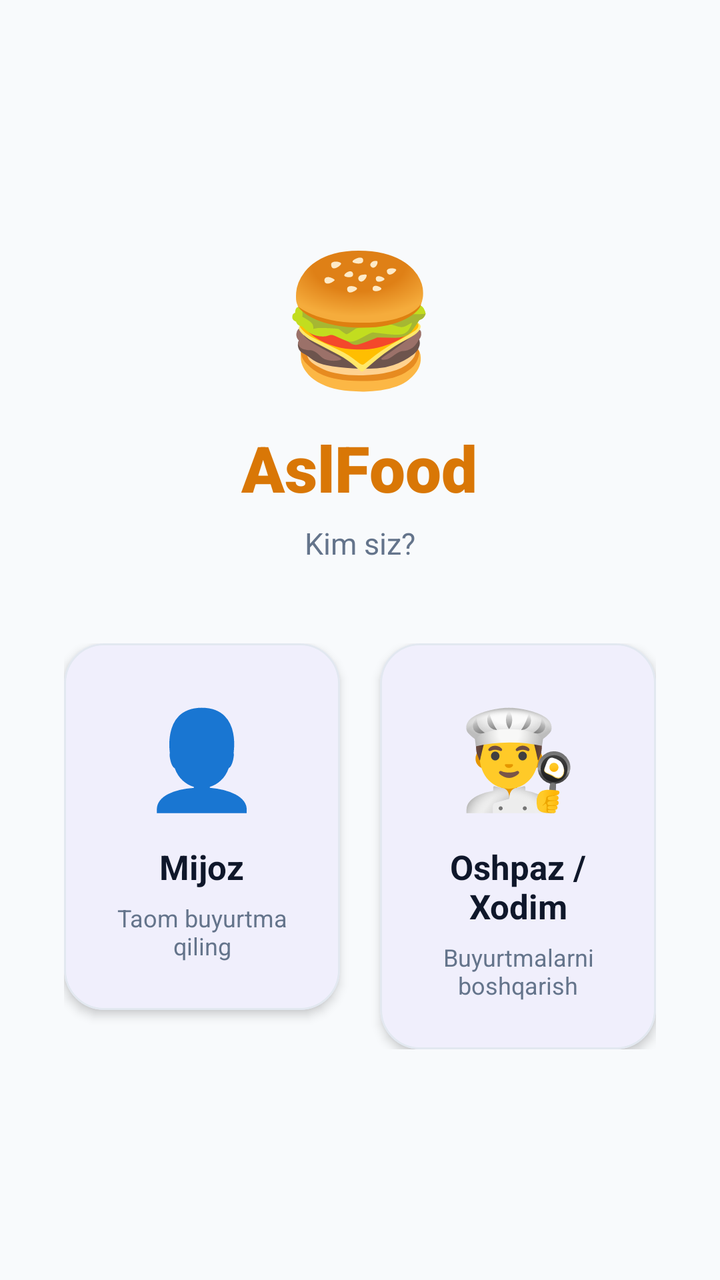
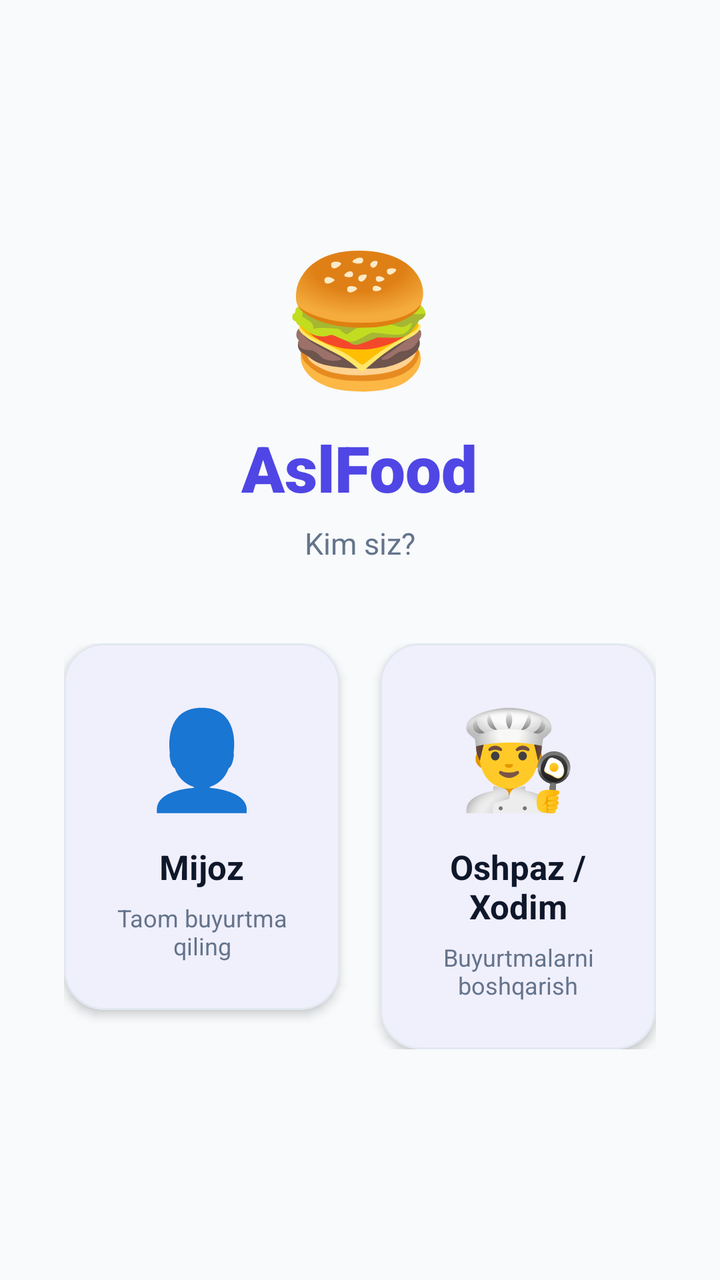

Compare the two renders of this Android layout. The source of the first and the diff that turns it into the second are given below.
<!-- AndroidManifest.xml: application theme Theme.AslFood -->
<!-- res/layout/activity_role_select.xml -->
<?xml version="1.0" encoding="utf-8"?>
<ScrollView xmlns:android="http://schemas.android.com/apk/res/android"
    xmlns:app="http://schemas.android.com/apk/res-auto"
    android:layout_width="match_parent"
    android:layout_height="match_parent"
    android:background="@color/bg_body"
    android:fillViewport="true">

    <LinearLayout
        android:layout_width="match_parent"
        android:layout_height="wrap_content"
        android:gravity="center"
        android:orientation="vertical"
        android:paddingHorizontal="32dp"
        android:paddingVertical="48dp">

        
        <TextView
            android:layout_width="wrap_content"
            android:layout_height="wrap_content"
            android:text="🍔"
            android:textSize="64sp" />

        <TextView
            android:layout_width="wrap_content"
            android:layout_height="wrap_content"
            android:layout_marginTop="12dp"
            android:fontFamily="sans-serif-black"
            android:text="@string/app_name"
            android:textColor="@color/amber_600"
            android:textSize="32sp" />

        <TextView
            android:layout_width="wrap_content"
            android:layout_height="wrap_content"
            android:layout_marginTop="6dp"
            android:gravity="center"
            android:text="@string/login_subtitle"
            android:textColor="@color/text_muted"
            android:textSize="15sp" />

        
        <LinearLayout
            android:layout_width="match_parent"
            android:layout_height="wrap_content"
            android:layout_marginTop="40dp"
            android:orientation="horizontal">

            
            <com.google.android.material.card.MaterialCardView
                android:id="@+id/cardCustomer"
                android:layout_width="0dp"
                android:layout_height="wrap_content"
                android:layout_weight="1"
                android:layout_marginEnd="10dp"
                android:clickable="true"
                android:focusable="true"
                app:cardBackgroundColor="@color/white"
                app:cardCornerRadius="20dp"
                app:cardElevation="3dp"
                app:strokeColor="@color/border_card"
                app:strokeWidth="1dp">

                <LinearLayout
                    android:layout_width="match_parent"
                    android:layout_height="wrap_content"
                    android:gravity="center"
                    android:orientation="vertical"
                    android:padding="24dp">

                    <TextView
                        android:layout_width="wrap_content"
                        android:layout_height="wrap_content"
                        android:text="👤"
                        android:textSize="48sp" />

                    <TextView
                        android:layout_width="wrap_content"
                        android:layout_height="wrap_content"
                        android:layout_marginTop="12dp"
                        android:text="@string/role_customer"
                        android:textColor="@color/text_dark"
                        android:textSize="17sp"
                        android:textStyle="bold"
                        android:gravity="center" />

                    <TextView
                        android:layout_width="wrap_content"
                        android:layout_height="wrap_content"
                        android:layout_marginTop="6dp"
                        android:gravity="center"
                        android:text="@string/role_customer_desc"
                        android:textColor="@color/text_muted"
                        android:textSize="12sp" />
                </LinearLayout>
            </com.google.android.material.card.MaterialCardView>

            
            <com.google.android.material.card.MaterialCardView
                android:id="@+id/cardKitchen"
                android:layout_width="0dp"
                android:layout_height="wrap_content"
                android:layout_weight="1"
                android:layout_marginStart="10dp"
                android:clickable="true"
                android:focusable="true"
                app:cardBackgroundColor="@color/white"
                app:cardCornerRadius="20dp"
                app:cardElevation="3dp"
                app:strokeColor="@color/border_card"
                app:strokeWidth="1dp">

                <LinearLayout
                    android:layout_width="match_parent"
                    android:layout_height="wrap_content"
                    android:gravity="center"
                    android:orientation="vertical"
                    android:padding="24dp">

                    <TextView
                        android:layout_width="wrap_content"
                        android:layout_height="wrap_content"
                        android:text="👨‍🍳"
                        android:textSize="48sp" />

                    <TextView
                        android:layout_width="wrap_content"
                        android:layout_height="wrap_content"
                        android:layout_marginTop="12dp"
                        android:text="@string/role_kitchen"
                        android:textColor="@color/text_dark"
                        android:textSize="17sp"
                        android:textStyle="bold"
                        android:gravity="center" />

                    <TextView
                        android:layout_width="wrap_content"
                        android:layout_height="wrap_content"
                        android:layout_marginTop="6dp"
                        android:gravity="center"
                        android:text="@string/role_kitchen_desc"
                        android:textColor="@color/text_muted"
                        android:textSize="12sp" />
                </LinearLayout>
            </com.google.android.material.card.MaterialCardView>
        </LinearLayout>

        
        <com.google.android.material.card.MaterialCardView
            android:id="@+id/cardPin"
            android:layout_width="match_parent"
            android:layout_height="wrap_content"
            android:layout_marginTop="28dp"
            android:visibility="gone"
            app:cardBackgroundColor="@color/white"
            app:cardCornerRadius="20dp"
            app:cardElevation="3dp"
            app:strokeColor="@color/border_card"
            app:strokeWidth="1dp">

            <LinearLayout
                android:layout_width="match_parent"
                android:layout_height="wrap_content"
                android:gravity="center"
                android:orientation="vertical"
                android:padding="24dp">

                <TextView
                    android:layout_width="wrap_content"
                    android:layout_height="wrap_content"
                    android:text="@string/pin_title"
                    android:textColor="@color/text_dark"
                    android:textSize="16sp"
                    android:textStyle="bold" />

                
                <LinearLayout
                    android:id="@+id/layoutPinDots"
                    android:layout_width="wrap_content"
                    android:layout_height="wrap_content"
                    android:layout_marginTop="16dp"
                    android:orientation="horizontal">

                    <View android:id="@+id/dot1"
                        android:layout_width="16dp" android:layout_height="16dp"
                        android:layout_marginHorizontal="8dp"
                        android:background="@drawable/pin_dot_empty" />
                    <View android:id="@+id/dot2"
                        android:layout_width="16dp" android:layout_height="16dp"
                        android:layout_marginHorizontal="8dp"
                        android:background="@drawable/pin_dot_empty" />
                    <View android:id="@+id/dot3"
                        android:layout_width="16dp" android:layout_height="16dp"
                        android:layout_marginHorizontal="8dp"
                        android:background="@drawable/pin_dot_empty" />
                    <View android:id="@+id/dot4"
                        android:layout_width="16dp" android:layout_height="16dp"
                        android:layout_marginHorizontal="8dp"
                        android:background="@drawable/pin_dot_empty" />
                </LinearLayout>

                
                <TextView
                    android:id="@+id/tvPinError"
                    android:layout_width="wrap_content"
                    android:layout_height="wrap_content"
                    android:layout_marginTop="8dp"
                    android:text="@string/pin_wrong"
                    android:textColor="@color/rose_500"
                    android:textSize="13sp"
                    android:visibility="gone" />

                
                <androidx.gridlayout.widget.GridLayout
                    android:layout_width="wrap_content"
                    android:layout_height="wrap_content"
                    android:layout_marginTop="20dp"
                    app:columnCount="3"
                    app:rowCount="4">

                    
                    <Button android:id="@+id/btn1" style="@style/PinButton" android:text="1" />
                    <Button android:id="@+id/btn2" style="@style/PinButton" android:text="2" />
                    <Button android:id="@+id/btn3" style="@style/PinButton" android:text="3" />
                    <Button android:id="@+id/btn4" style="@style/PinButton" android:text="4" />
                    <Button android:id="@+id/btn5" style="@style/PinButton" android:text="5" />
                    <Button android:id="@+id/btn6" style="@style/PinButton" android:text="6" />
                    <Button android:id="@+id/btn7" style="@style/PinButton" android:text="7" />
                    <Button android:id="@+id/btn8" style="@style/PinButton" android:text="8" />
                    <Button android:id="@+id/btn9" style="@style/PinButton" android:text="9" />

                    
                    <Button android:id="@+id/btnPinClear"
                        style="@style/PinButton"
                        android:text="⌫"
                        android:textSize="20sp" />
                    <Button android:id="@+id/btn0" style="@style/PinButton" android:text="0" />

                    
                    <Space
                        android:layout_width="72dp"
                        android:layout_height="72dp" />

                </androidx.gridlayout.widget.GridLayout>

            </LinearLayout>
        </com.google.android.material.card.MaterialCardView>

        
        <TextView
            android:id="@+id/tvChangeRole"
            android:layout_width="wrap_content"
            android:layout_height="wrap_content"
            android:layout_marginTop="32dp"
            android:text="@string/change_role"
            android:textColor="@color/text_muted"
            android:textSize="13sp"
            android:visibility="gone" />

    </LinearLayout>
</ScrollView>
<!-- resources referenced by this layout -->
<resources>
  <color name="amber_600">#D97706</color>
  <color name="bg_body">#F8FAFC</color>
  <color name="border_card">#E2E8F0</color>
  <color name="rose_500">#EF4444</color>
  <color name="text_dark">#0F172A</color>
  <color name="text_muted">#64748B</color>
  <color name="white">#FFFFFF</color>
  <!-- drawable pin_dot_empty (drawable) -->
  <?xml version="1.0" encoding="utf-8"?>
  <selector xmlns:android="http://schemas.android.com/apk/res/android">
      
      <item android:state_selected="true">
          <shape android:shape="oval">
              <solid android:color="@color/amber_600" />
              <size android:width="14dp" android:height="14dp" />
          </shape>
      </item>
      
      <item>
          <shape android:shape="oval">
              <solid android:color="@color/white" />
              <stroke android:width="1.5dp" android:color="@color/border_card" />
              <size android:width="14dp" android:height="14dp" />
          </shape>
      </item>
  </selector>
  <string name="app_name">AslFood</string>
  <string name="change_role">Rejimni o\'zgartirish</string>
  <string name="login_subtitle">Kim siz?</string>
  <string name="pin_title">Oshxona PIN-kodi</string>
  <string name="pin_wrong">Noto\'g\'ri PIN-kod</string>
  <string name="role_customer">Mijoz</string>
  <string name="role_customer_desc">Taom buyurtma qiling</string>
  <string name="role_kitchen">Oshpaz / Xodim</string>
  <string name="role_kitchen_desc">Buyurtmalarni boshqarish</string>
  <style name="PinButton" parent="Widget.Material3.Button">
          <item name="android:minWidth">72dp</item>
          <item name="android:minHeight">72dp</item>
          <item name="android:insetTop">4dp</item>
          <item name="android:insetBottom">4dp</item>
          <item name="android:textSize">20sp</item>
      </style>
  <style name="Theme.AslFood" parent="Theme.Material3.Light.NoActionBar">
          <item name="colorPrimary">@color/primary_brand</item>
          <item name="colorOnPrimary">@color/white</item>
          <item name="colorPrimaryContainer">@color/primary_brand_light</item>
          <item name="colorOnPrimaryContainer">@color/primary_brand_dark</item>
          <item name="colorSecondary">@color/emerald_600</item>
          <item name="colorOnSecondary">@color/white</item>
          <item name="colorSurface">@color/bg_card</item>
          <item name="colorOnSurface">@color/text_dark</item>
          <item name="android:colorBackground">@color/bg_body</item>
          <item name="android:windowBackground">@color/bg_body</item>
          <item name="android:statusBarColor">@color/white</item>
          <item name="android:windowLightStatusBar">true</item>
          <item name="android:navigationBarColor">@color/white</item>
          <item name="android:windowLightNavigationBar" tools:targetApi="o_mr1">true</item>
      </style>
  <color name="primary_brand">#4F46E5</color>
  <color name="primary_brand_light">#EEF2FF</color>
  <color name="primary_brand_dark">#4338CA</color>
  <color name="emerald_600">#059669</color>
  <color name="bg_card">#FFFFFF</color>
</resources>

<!-- the commit's change to res/layout/activity_role_select.xml (unified diff, before → after) -->
@@ -27,7 +27,7 @@
             android:layout_marginTop="12dp"
             android:fontFamily="sans-serif-black"
             android:text="@string/app_name"
-            android:textColor="@color/amber_600"
+            android:textColor="@color/primary_brand"
             android:textSize="32sp" />
 
         <TextView
